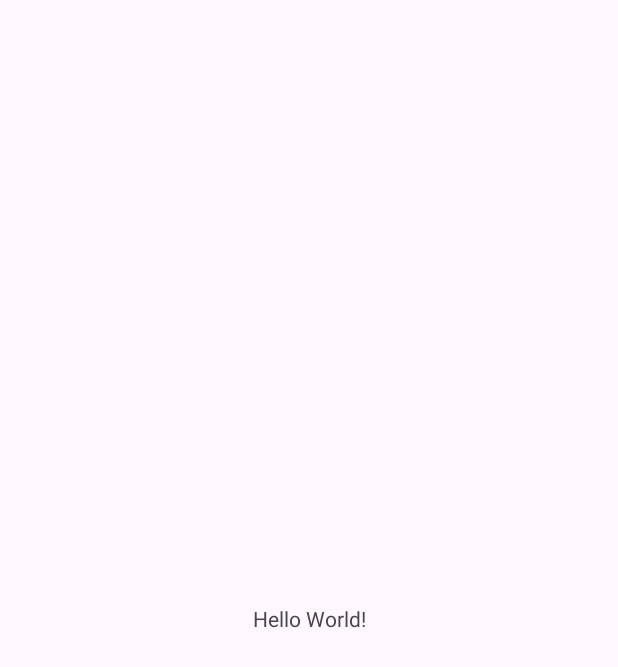
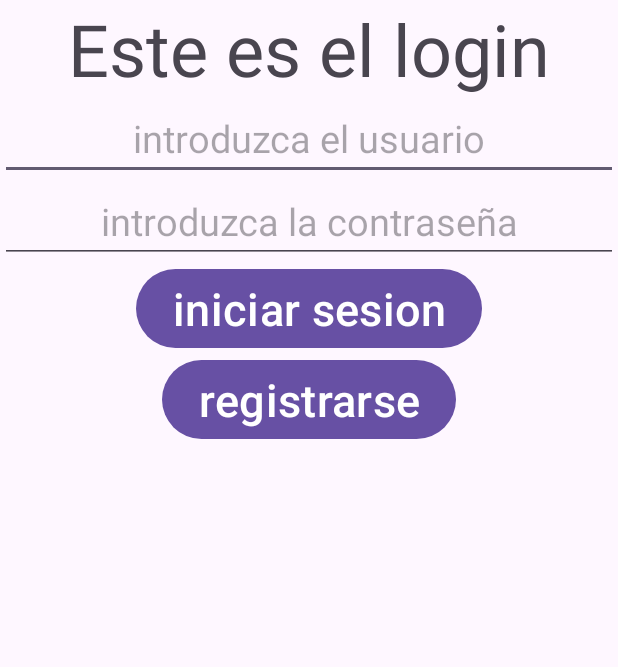
Before and after one commit to MarckJrquin/Parcial2_CSanchez_EVergara_MNurinda, an Android app: the screen it shows after launch (MainActivity), on a phone screen of 412 x 824 dp. Before the commit the part shown is almost empty. Shown: the top 667 px of the screen. Run offline under Robolectric (Android 15) with nearby library versions, the phone set to English and light mode, and no system bars.

Commit message:
login y registo de parcial 2

```diff
--- a/app/src/main/res/layout/activity_main.xml
+++ b/app/src/main/res/layout/activity_main.xml
@@ -1,18 +1,49 @@
 <?xml version="1.0" encoding="utf-8"?>
-<androidx.constraintlayout.widget.ConstraintLayout xmlns:android="http://schemas.android.com/apk/res/android"
+<LinearLayout xmlns:android="http://schemas.android.com/apk/res/android"
     xmlns:app="http://schemas.android.com/apk/res-auto"
     xmlns:tools="http://schemas.android.com/tools"
     android:layout_width="match_parent"
     android:layout_height="match_parent"
-    tools:context=".MainActivity">
+    tools:context=".MainActivity"
+    android:orientation="vertical">
 
     <TextView
+        android:layout_width="match_parent"
+        android:layout_height="wrap_content"
+        android:text="Este es el login"
+        android:textSize="48dp"
+        android:gravity="center"/>
+
+    <EditText
+        android:id="@+id/txtUser"
+        android:layout_width="match_parent"
+        android:layout_height="wrap_content"
+        android:gravity="center"
+        android:hint="introduzca el usuario"
+        android:textSize="25dp"/>
+
+    <EditText
+        android:id="@+id/txtPassword"
+        android:layout_width="match_parent"
+        android:layout_height="wrap_content"
+        android:gravity="center"
+        android:hint="introduzca la contraseña"
+        android:textSize="25dp"/>
+
+    <Button
         android:layout_width="wrap_content"
         android:layout_height="wrap_content"
-        android:text="Hello World!"
-        app:layout_constraintBottom_toBottomOf="parent"
-        app:layout_constraintEnd_toEndOf="parent"
-        app:layout_constraintStart_toStartOf="parent"
-        app:layout_constraintTop_toTopOf="parent" />
+        android:layout_gravity="center"
+        android:text="iniciar sesion"
+        android:textSize="30dp"
+        android:onClick="LogUser"/>
 
-</androidx.constraintlayout.widget.ConstraintLayout>
+    <Button
+        android:layout_width="wrap_content"
+        android:layout_height="wrap_content"
+        android:layout_gravity="center"
+        android:text="registrarse"
+        android:textSize="30dp"
+        android:onClick="registrarPersona"/>
+
+</LinearLayout>
```
Also changed, not shown: app/src/main/AndroidManifest.xml (+9 -0 lines), app/src/main/java/com/example/parcial2_csanchez_evergara_mnurinda/CrearEventoActivity.java (added, +14 -0 lines), app/src/main/java/com/example/parcial2_csanchez_evergara_mnurinda/HistorialEventosActivity.java (added, +14 -0 lines), app/src/main/java/com/example/parcial2_csanchez_evergara_mnurinda/MainActivity.java (+121 -0 lines), app/src/main/java/com/example/parcial2_csanchez_evergara_mnurinda/Models/Users.java (added, +71 -0 lines), app/src/main/java/com/example/parcial2_csanchez_evergara_mnurinda/RegistroActivity.java (added, +107 -0 lines), app/src/main/res/layout/activity_crear_evento.xml (added, +15 -0 lines), app/src/main/res/layout/activity_historial_eventos.xml (added, +15 -0 lines), app/src/main/res/layout/activity_registro.xml (added, +85 -0 lines).
